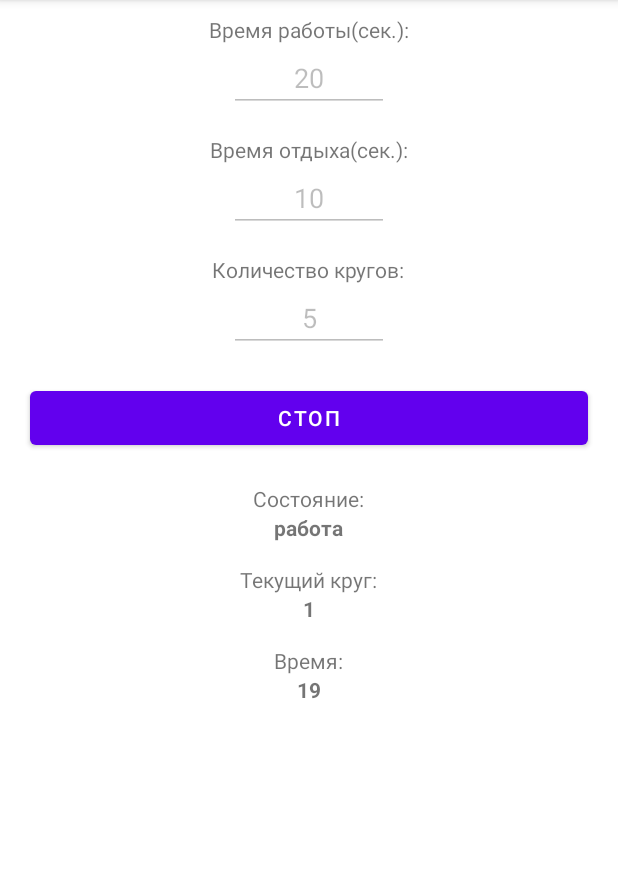
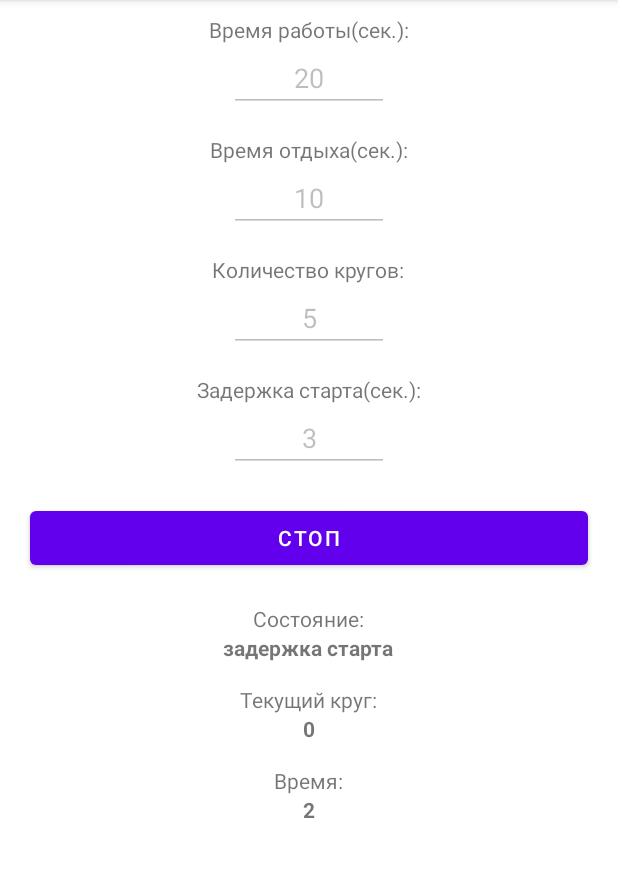
Before and after one commit to marfikus/tabata-timer-android, an Android app: the screen it shows after launch (MainActivity), after a tap on "СТАРТ", on a phone screen of 412 x 824 dp, the part 84-961 px from its top. Run offline under Robolectric (Android 15) with nearby library versions, the phone set to English and light mode, and no system bars.

Commit message:
Add start delay timer

```diff
--- a/app/src/main/java/com/github/marfikus/tabatatimer/MainActivity.java
+++ b/app/src/main/java/com/github/marfikus/tabatatimer/MainActivity.java
@@ -23,6 +23,7 @@ public class MainActivity extends AppCompatActivity {
     private EditText workTimeInput;
     private EditText restTimeInput;
     private EditText loopCountInput;
+    private EditText startDelayTimeInput;
     private Button startButton;
     private TextView currentStateView;
     private TextView currentLoopView;
@@ -34,6 +35,8 @@ public class MainActivity extends AppCompatActivity {
     private int workTime;
     private int restTime;
     private int loopCount;
+    private int startDelayTime;
+    private CountDownTimer startDelayTimer;
     private CountDownTimer workTimer;
     private CountDownTimer restTimer;
 
@@ -50,6 +53,7 @@ public class MainActivity extends AppCompatActivity {
         workTimeInput = findViewById(R.id.work_time_input);
         restTimeInput = findViewById(R.id.rest_time_input);
         loopCountInput = findViewById(R.id.loop_count_input);
+        startDelayTimeInput = findViewById(R.id.start_delay_time_input);
         currentStateView = findViewById(R.id.current_state);
         currentLoopView = findViewById(R.id.current_loop);
         currentTimeView = findViewById(R.id.current_time);
@@ -119,6 +123,19 @@ public class MainActivity extends AppCompatActivity {
             return false;
         }
 
+        String startDelayTimeString = startDelayTimeInput.getText().toString().trim();
+        if (startDelayTimeString.isEmpty()) {
+            Toast.makeText(this, "Start delay time field is empty!", Toast.LENGTH_SHORT).show();
+            startDelayTimeInput.requestFocus();
+            return false;
+        }
+        startDelayTime = Integer.parseInt(startDelayTimeString);
+        if (startDelayTime < 0) {
+            Toast.makeText(this, "Start delay time field < 0!", Toast.LENGTH_SHORT).show();
+            startDelayTimeInput.requestFocus();
+            return false;
+        }
+
         return true;
     }
 
@@ -126,18 +143,39 @@ public class MainActivity extends AppCompatActivity {
         workTimeInput.setEnabled(false);
         restTimeInput.setEnabled(false);
         loopCountInput.setEnabled(false);
+        startDelayTimeInput.setEnabled(false);
     }
 
     private void unlockFields() {
         workTimeInput.setEnabled(true);
         restTimeInput.setEnabled(true);
         loopCountInput.setEnabled(true);
+        startDelayTimeInput.setEnabled(true);
     }
 
     private void startTimersChain() {
         // сделал класс для доступа к значению currentLoop из обоих таймеров
         // (костыль, но другого решения пока не придумал =))
         CurrentLoop currentLoop = new CurrentLoop(1);
+
+        startDelayTimer = new CountDownTimer(startDelayTime * 1000, 1000) {
+            int visibleStartDelayTime = startDelayTime + 1;
+
+            @Override
+            public void onTick(long l) {
+                visibleStartDelayTime -= 1;
+                currentTimeView.setText(String.valueOf(visibleStartDelayTime));
+            }
+
+            @Override
+            public void onFinish() {
+                currentStateView.setText(R.string.current_state_work);
+                currentTimeView.setText(String.valueOf(workTime));
+                currentLoopView.setText(String.valueOf(currentLoop.getValue()));
+                playSound(soundDing);
+                workTimer.start();
+            }
+        };
 
         workTimer = new CountDownTimer(workTime * 1000, 1000) {
             int visibleWorkTime = workTime + 1;
@@ -186,24 +224,31 @@ public class MainActivity extends AppCompatActivity {
             }
         };
 
+        if (startDelayTime > 0) {
+            currentStateView.setText(R.string.current_state_start_delay);
+            currentTimeView.setText(String.valueOf(startDelayTime));
+            startDelayTimer.start();
+        } else {
+            currentStateView.setText(R.string.current_state_work);
+            currentLoopView.setText(String.valueOf(currentLoop.getValue()));
+            currentTimeView.setText(String.valueOf(workTime));
+            playSound(soundDing);
+            workTimer.start();
+        }
+
         startButton.setText(R.string.start_button_stop);
-        currentStateView.setText(R.string.current_state_work);
-        currentLoopView.setText(String.valueOf(currentLoop.getValue()));
-        currentTimeView.setText(String.valueOf(workTime));
-        playSound(soundDing);
         timersChainStarted = true;
-        workTimer.start();
-
     }
 
     private void stopTimersChain() {
+        if (startDelayTimer != null) startDelayTimer.cancel();
         if (workTimer != null) workTimer.cancel();
         if (restTimer != null) restTimer.cancel();
         timersChainStarted = false;
         startButton.setText(R.string.start_button_start);
         currentStateView.setText(R.string.current_state_stopped);
-        currentTimeView.setText("0");
-        currentLoopView.setText("0");
+        currentTimeView.setText(R.string.zero);
+        currentLoopView.setText(R.string.zero);
     }
 
     private void loadSettings() {
--- a/app/src/main/res/layout/activity_main.xml
+++ b/app/src/main/res/layout/activity_main.xml
@@ -68,6 +68,24 @@
             android:maxLength="2"
             android:textAlignment="center"/>
 
+
+        <TextView
+            android:id="@+id/start_delay_time_label"
+            android:layout_width="wrap_content"
+            android:layout_height="wrap_content"
+            android:text="@string/start_delay_time_label"
+            android:layout_marginTop="15dp"/>
+
+        <EditText
+            android:id="@+id/start_delay_time_input"
+            android:layout_width="wrap_content"
+            android:layout_height="wrap_content"
+            android:inputType="number"
+            android:ems="5"
+            android:text="@string/default_start_delay_time"
+            android:maxLength="2"
+            android:textAlignment="center"/>
+
     </LinearLayout>
 
     <Button
--- a/app/src/main/res/values/strings.xml
+++ b/app/src/main/res/values/strings.xml
@@ -1,17 +1,21 @@
 <resources>
     <string name="app_name">Tabata Timer</string>
+
     <string name="work_time_label">Время работы(сек.):</string>
     <string name="rest_time_label">Время отдыха(сек.):</string>
     <string name="loop_count_label">Количество кругов:</string>
+    <string name="start_delay_time_label">Задержка старта(сек.):</string>
     <string name="default_work_time">20</string>
     <string name="default_rest_time">10</string>
     <string name="default_loop_count">5</string>
+    <string name="default_start_delay_time">3</string>
     <string name="start_button_start">Старт</string>
     <string name="start_button_stop">Стоп</string>
     <string name="current_loop_label">Текущий круг:</string>
     <string name="current_time_label">Время:</string>
     <string name="current_state_label">Состояние:</string>
     <string name="current_state_stopped">остановлен</string>
+    <string name="current_state_start_delay">задержка старта</string>
     <string name="current_state_work">работа</string>
     <string name="current_state_rest">отдых</string>
     <string name="zero">0</string>
```
